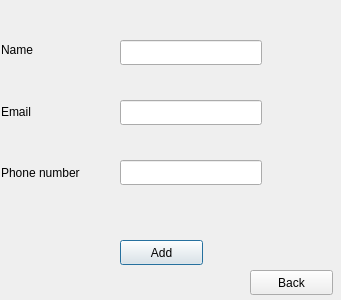
Above: addclientview.ui from maliklewis/comp3004 before the change. Below: the same form after it.
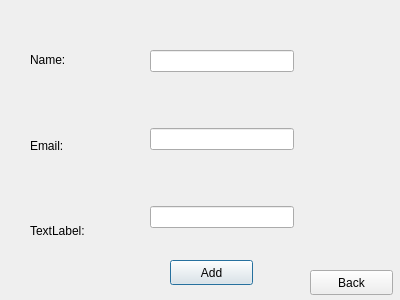
That is the form after the change.

Patch:
```diff
--- a/addclientview.ui
+++ b/addclientview.ui
@@ -6,28 +6,18 @@
    <rect>
     <x>0</x>
     <y>0</y>
-    <width>341</width>
+    <width>400</width>
     <height>300</height>
    </rect>
   </property>
   <property name="windowTitle">
    <string>Dialog</string>
   </property>
-  <widget class="QLineEdit" name="nameValue">
-   <property name="geometry">
-    <rect>
-     <x>120</x>
-     <y>40</y>
-     <width>142</width>
-     <height>25</height>
-    </rect>
-   </property>
-  </widget>
   <widget class="QPushButton" name="addButton">
    <property name="geometry">
     <rect>
-     <x>120</x>
-     <y>240</y>
+     <x>170</x>
+     <y>260</y>
      <width>83</width>
      <height>25</height>
     </rect>
@@ -36,33 +26,43 @@
     <string>Add</string>
    </property>
   </widget>
-  <widget class="QLabel" name="nameLabel">
+  <widget class="QWidget" name="layoutWidget">
    <property name="geometry">
     <rect>
-     <x>1</x>
-     <y>41</y>
-     <width>39</width>
-     <height>17</height>
+     <x>30</x>
+     <y>20</y>
+     <width>71</width>
+     <height>251</height>
     </rect>
    </property>
-   <property name="text">
-    <string>Name</string>
-   </property>
-  </widget>
-  <widget class="QLineEdit" name="phoneValue">
-   <property name="geometry">
-    <rect>
-     <x>120</x>
-     <y>160</y>
-     <width>142</width>
-     <height>25</height>
-    </rect>
-   </property>
+   <layout class="QVBoxLayout" name="verticalLayout">
+    <item>
+     <widget class="QLabel" name="label">
+      <property name="text">
+       <string>Name:</string>
+      </property>
+     </widget>
+    </item>
+    <item>
+     <widget class="QLabel" name="label_2">
+      <property name="text">
+       <string>Email:</string>
+      </property>
+     </widget>
+    </item>
+    <item>
+     <widget class="QLabel" name="label_3">
+      <property name="text">
+       <string>TextLabel:</string>
+      </property>
+     </widget>
+    </item>
+   </layout>
   </widget>
   <widget class="QPushButton" name="backButton">
    <property name="geometry">
     <rect>
-     <x>250</x>
+     <x>310</x>
      <y>270</y>
      <width>83</width>
      <height>25</height>
@@ -72,41 +72,26 @@
     <string>Back</string>
    </property>
   </widget>
-  <widget class="QLabel" name="phoneLabel">
+  <widget class="QWidget" name="">
    <property name="geometry">
     <rect>
-     <x>1</x>
-     <y>164</y>
-     <width>97</width>
-     <height>17</height>
+     <x>150</x>
+     <y>0</y>
+     <width>144</width>
+     <height>281</height>
     </rect>
    </property>
-   <property name="text">
-    <string>Phone number</string>
-   </property>
-  </widget>
-  <widget class="QLineEdit" name="EmailValue">
-   <property name="geometry">
-    <rect>
-     <x>120</x>
-     <y>100</y>
-     <width>142</width>
-     <height>25</height>
-    </rect>
-   </property>
-  </widget>
-  <widget class="QLabel" name="emailLabel">
-   <property name="geometry">
-    <rect>
-     <x>1</x>
-     <y>103</y>
-     <width>37</width>
-     <height>17</height>
-    </rect>
-   </property>
-   <property name="text">
-    <string>Email</string>
-   </property>
+   <layout class="QVBoxLayout" name="verticalLayout_2">
+    <item>
+     <widget class="QLineEdit" name="lineEdit"/>
+    </item>
+    <item>
+     <widget class="QLineEdit" name="lineEdit_2"/>
+    </item>
+    <item>
+     <widget class="QLineEdit" name="lineEdit_3"/>
+    </item>
+   </layout>
   </widget>
  </widget>
  <resources/>
```
Left out of the diff: 4 changed lines with no effect on the pictures.
